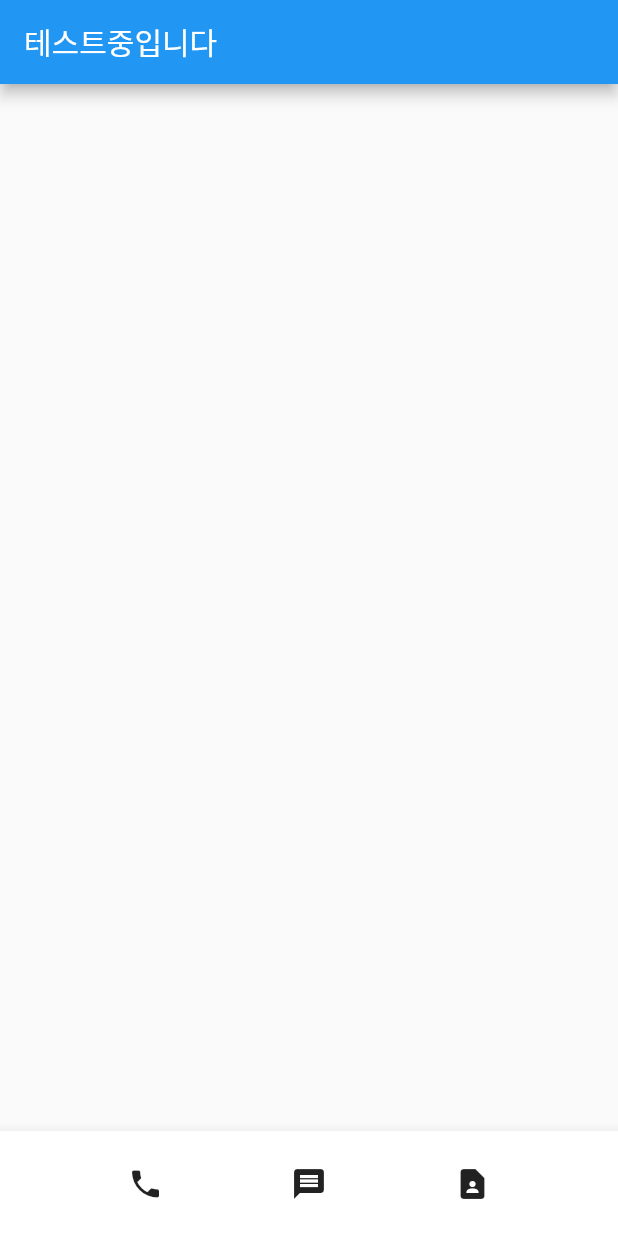
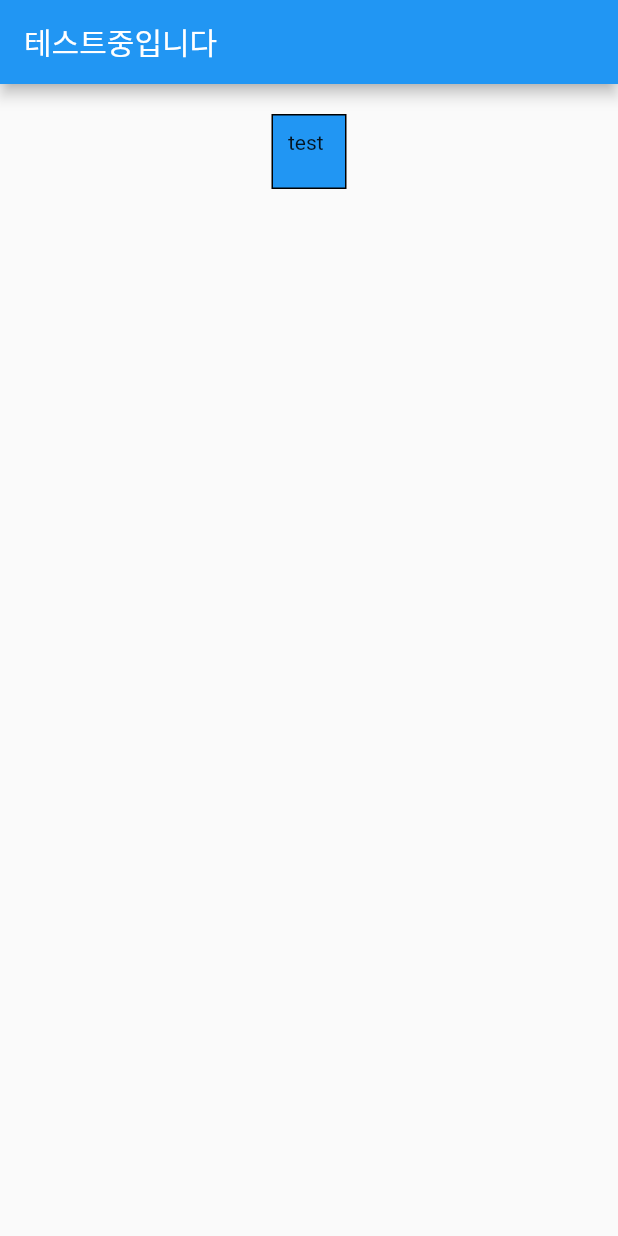
Before and after one commit to ddaeyongee/flutter_contact, a Flutter app: the screen it shows after launch, on a phone screen of 412 x 824 dp. Run offline on Flutter 3.47's test engine with Material 2 defaults, Android fonts, the phone set to English and light mode, and no system bars.

Commit message:
flutter basic widget - body box design

```diff
--- a/lib/main.dart
+++ b/lib/main.dart
@@ -12,23 +12,26 @@ class MyApp extends StatelessWidget {
     return MaterialApp(
       home: Scaffold(
         appBar: AppBar( title: Text('테스트중입니다')),
-        body: Row(
-          mainAxisAlignment: MainAxisAlignment.spaceEvenly, //가로축정렬
-          // crossAxisAlignment: CrossAxisAlignment.center,  //세로축정렬
-        ),
-        bottomNavigationBar: BottomAppBar(
-          child: Container( //SizedBox 를 써도 좋다
-            height: 70,
-            child: Row(
-              mainAxisAlignment: MainAxisAlignment.spaceEvenly,
-              children: [
-                Icon(Icons.phone),
-                Icon(Icons.message),
-                Icon(Icons.contact_page)
-             ],
+        body: Align(
+          alignment: Alignment.topCenter,
+          child: Container(
+            width: 50,
+            height: 50,
+
+            // 테두리 옵션
+            decoration: BoxDecoration(
+              color: Colors.blue,
+              border: Border.all(color: Colors.black)
             ),
-          )
 
+            // 마진, 패딩 옵션
+            margin: EdgeInsets.all(20),
+              // margin: EdgeInsets.fromLTRB(10, 0, 0, 0),
+            padding: EdgeInsets.all(10),
+
+            // 텍스트박스 옵션
+            child: Text( 'test')
+          ),
         ),
       )
     );
```
